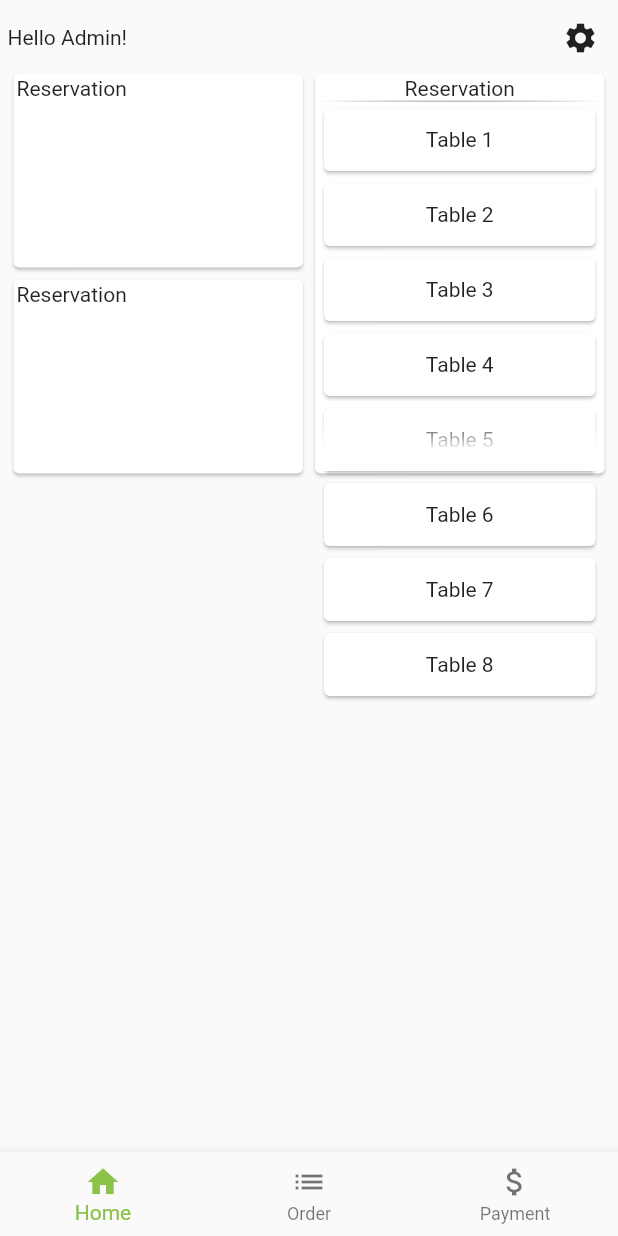
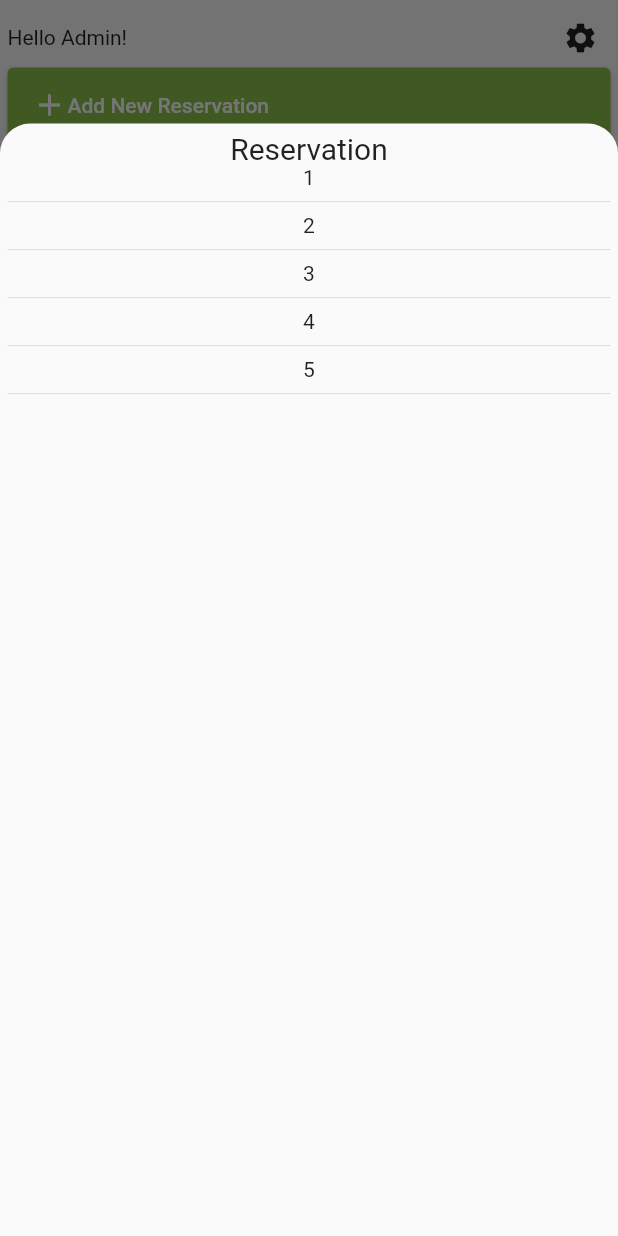
Before and after one commit to dominus10/pos_ter, a Flutter app: the MainScreenUser screen opened by its route, after a tap on "Reservation", on a phone screen of 412 x 824 dp. Run offline on Flutter 3.47's test engine with Material 2 defaults, Android fonts, the light colour scheme and no system bars; our stand-ins replace shelf; missing offline and left inert: dart_jsonwebtoken, shelf_router.

Commit message:
add temporary data

```diff
--- a/lib/main.dart
+++ b/lib/main.dart
@@ -1,9 +1,12 @@
 import 'package:flutter/material.dart';
+import 'package:flutter/services.dart';
 import 'package:pos_ter/routes/nav_routes.dart';
 
 void main() async {
   WidgetsFlutterBinding.ensureInitialized();
-  // var box = await Hive.openBox('test');
+  // var box =
+  SystemChrome.setEnabledSystemUIMode(SystemUiMode.manual,
+      overlays: [SystemUiOverlay.bottom]);
   runApp(const MyApp());
 }
 
--- a/lib/view/main_screen.dart
+++ b/lib/view/main_screen.dart
@@ -43,6 +43,10 @@ class _MainScreenUserState extends State<MainScreenUser> {
           ),
         ),
       ),
+      floatingActionButton: FloatingActionButton(
+        onPressed: () {},
+        child: Icon(Icons.add),
+      ),
       bottomNavigationBar: BottomNavigationBar(
         currentIndex: _selectedIndex,
         onTap: _handleSelectedIndex,
--- a/lib/view/main_screen_0.dart
+++ b/lib/view/main_screen_0.dart
@@ -1,4 +1,8 @@
+import 'dart:math';
+
 import 'package:flutter/material.dart';
+import 'package:pos_ter/view/outstanding_popup.dart';
+import 'package:pos_ter/view/reservation_popup.dart';
 
 class MainScreen0 extends StatelessWidget {
   final EdgeInsets smallPadding = const EdgeInsets.all(2);
@@ -27,54 +31,45 @@ class MainScreen0 extends StatelessWidget {
             ),
           ],
         ),
-        Row(
-          children: [
-            Column(
-              children: [
         SizedBox(
-                  width: MediaQuery.of(context).size.width / 2 - 5,
-                  height: MediaQuery.of(context).size.width / 3,
-                  child: MaterialButton(
-                    padding: const EdgeInsets.all(0),
+          height: 50,
+          child: ElevatedButton(
             onPressed: () {},
-                    child: Card(
-                      child: SizedBox(
-                        width: double.infinity,
-                        height: double.infinity,
-                        child: Padding(
-                          padding: smallPadding,
-                          child: const Text('Reservation'),
+            child: Row(
+              children: const [
+                Icon(
+                  Icons.add,
+                  color: Colors.white,
+                ),
+                Text(
+                  'Add New Reservation',
+                  style: TextStyle(color: Colors.white),
+                ),
+              ],
             ),
           ),
         ),
-                  ),
-                ),
-                SizedBox(
-                  width: MediaQuery.of(context).size.width / 2 - 5,
-                  height: MediaQuery.of(context).size.width / 3,
-                  child: MaterialButton(
-                    padding: const EdgeInsets.all(0),
-                    onPressed: () {},
-                    child: Card(
-                      child: SizedBox(
-                        width: double.infinity,
-                        height: double.infinity,
-                        child: Padding(
-                          padding: smallPadding,
-                          child: const Text('Reservation'),
-                        ),
-                      ),
-                    ),
-                  ),
-                ),
-              ],
-            ),
+        Row(
+          children: [
             SizedBox(
               width: MediaQuery.of(context).size.width / 2 - 5,
               height: MediaQuery.of(context).size.width / 3 * 2,
               child: MaterialButton(
                 padding: const EdgeInsets.all(0),
-                onPressed: () {},
+                onPressed: () {
+                  showModalBottomSheet(
+                      shape: const RoundedRectangleBorder(
+                        borderRadius: BorderRadius.only(
+                          topLeft: Radius.circular(20),
+                          topRight: Radius.circular(20),
+                        ),
+                      ),
+                      context: context,
+                      builder: (BuildContext context) {
+                        return ReservationPopup(context: context);
+                      },
+                      isScrollControlled: true);
+                },
                 child: Card(
                   child: SizedBox(
                     width: double.infinity,
@@ -83,60 +78,129 @@ class MainScreen0 extends StatelessWidget {
                       padding: smallPadding,
                       child: Column(
                         children: [
-                          const Text('Reservation'),
-                          Container(
-                            height: 1.0,
-                            width: double.infinity,
-                            decoration: const BoxDecoration(
-                              gradient: LinearGradient(
-                                begin: Alignment.centerLeft,
-                                end: Alignment.centerRight,
-                                colors: [
-                                  Colors.white,
-                                  Colors.transparent,
-                                ],
+                          const Padding(
+                            padding: EdgeInsets.all(5),
+                            child: Text(
+                              'Reservation',
+                              style: TextStyle(fontSize: 18),
                             ),
                           ),
-                          ),
-                          Flexible(
+                          Expanded(
                             child: ShaderMask(
                               shaderCallback: (Rect rect) {
-                                  return const LinearGradient(
+                                return LinearGradient(
                                     begin: Alignment.topCenter,
                                     end: Alignment.bottomCenter,
-                                      stops: [
+                                    stops: const [
                                       0.85,
                                       0.95
                                     ],
                                     colors: [
                                       Colors.transparent,
-                                        Colors.white
+                                      Colors.pink.shade100
                                     ]).createShader(rect);
                               },
                               blendMode: BlendMode.dstOut,
-                                child: Flexible(
-                                  child: Wrap(
-                                    children: [
-                                      Column(
+                              child: SingleChildScrollView(
+                                physics: const NeverScrollableScrollPhysics(),
+                                child: Column(
                                   children: [
                                     for (var i in List.generate(
                                         8, (index) => index + 1))
                                       SizedBox(
                                         width: double.infinity,
-                                              height: 50,
+                                        height: 35,
                                         child: Card(
                                           child: Center(
                                             child: Text(
-                                                    'Table $i',
+                                              '+6281${Random().nextInt(1000000000)}',
                                             ),
                                           ),
                                         ),
                                       ),
                                   ],
                                 ),
+                              ),
+                            ),
+                          ),
                         ],
                       ),
-                                )),
+                    ),
+                  ),
+                ),
+              ),
+            ),
+            SizedBox(
+              width: MediaQuery.of(context).size.width / 2 - 5,
+              height: MediaQuery.of(context).size.width / 3 * 2,
+              child: MaterialButton(
+                padding: const EdgeInsets.all(0),
+                onPressed: () {
+                  showModalBottomSheet(
+                      shape: const RoundedRectangleBorder(
+                        borderRadius: BorderRadius.only(
+                          topLeft: Radius.circular(20),
+                          topRight: Radius.circular(20),
+                        ),
+                      ),
+                      context: context,
+                      builder: (BuildContext context) {
+                        return OutstandingPopup(context: context);
+                      },
+                      isScrollControlled: true);
+                },
+                child: Card(
+                  child: SizedBox(
+                    width: double.infinity,
+                    height: double.infinity,
+                    child: Padding(
+                      padding: smallPadding,
+                      child: Column(
+                        children: [
+                          const Padding(
+                            padding: EdgeInsets.all(5),
+                            child: Text(
+                              'Undelivered Order',
+                              style: TextStyle(fontSize: 18),
+                            ),
+                          ),
+                          Expanded(
+                            child: ShaderMask(
+                              shaderCallback: (Rect rect) {
+                                return LinearGradient(
+                                    begin: Alignment.topCenter,
+                                    end: Alignment.bottomCenter,
+                                    stops: const [
+                                      0.85,
+                                      0.95
+                                    ],
+                                    colors: [
+                                      Colors.transparent,
+                                      Colors.pink.shade100
+                                    ]).createShader(rect);
+                              },
+                              blendMode: BlendMode.dstOut,
+                              child: SingleChildScrollView(
+                                physics: const NeverScrollableScrollPhysics(),
+                                child: Column(
+                                  children: [
+                                    for (var i in List.generate(
+                                        8, (index) => index + 1))
+                                      SizedBox(
+                                        width: double.infinity,
+                                        height: 35,
+                                        child: Card(
+                                          child: Center(
+                                            child: Text(
+                                              'Table $i - ${Random().nextInt(10)} orders',
+                                            ),
+                                          ),
+                                        ),
+                                      ),
+                                  ],
+                                ),
+                              ),
+                            ),
                           ),
                         ],
                       ),
@@ -146,7 +210,41 @@ class MainScreen0 extends StatelessWidget {
               ),
             ),
           ],
-        )
+        ),
+        SizedBox(
+          width: MediaQuery.of(context).size.width - 5,
+          height: MediaQuery.of(context).size.width / 3 * 1.65,
+          child: MaterialButton(
+            padding: const EdgeInsets.all(0),
+            onPressed: () {
+              showModalBottomSheet(
+                  shape: const RoundedRectangleBorder(
+                    borderRadius: BorderRadius.only(
+                      topLeft: Radius.circular(20),
+                      topRight: Radius.circular(20),
+                    ),
+                  ),
+                  context: context,
+                  builder: (BuildContext context) {
+                    return ReservationPopup(context: context);
+                  },
+                  isScrollControlled: true);
+            },
+            child: Card(
+              child: SizedBox(
+                width: double.infinity,
+                height: double.infinity,
+                child: Padding(
+                  padding: smallPadding,
+                  child: const Text(
+                    'Table Available',
+                    style: TextStyle(fontSize: 18),
+                  ),
+                ),
+              ),
+            ),
+          ),
+        ),
       ],
     );
   }
--- /dev/null
+++ b/lib/view/outstanding_popup.dart
@@ -0,0 +1,33 @@
+import 'package:flutter/material.dart';
+
+class OutstandingPopup extends StatefulWidget {
+  final BuildContext context;
+  const OutstandingPopup({Key? key, required this.context}) : super(key: key);
+
+  @override
+  State<OutstandingPopup> createState() => _OutstandingPopupState();
+}
+
+class _OutstandingPopupState extends State<OutstandingPopup> {
+  @override
+  Widget build(context) {
+    return Container(
+      height: MediaQuery.of(context).size.height * 0.9,
+      child: Padding(
+        padding: const EdgeInsets.all(5),
+        child: Column(
+          children: [
+            const Text(
+              'Undelivered Order',
+              style: TextStyle(fontSize: 20),
+            ),
+            for (var i in List.generate(5, (index) => index + 1))
+              Column(
+                children: [Text(i.toString()), Divider()],
+              )
+          ],
+        ),
+      ),
+    );
+  }
+}
--- /dev/null
+++ b/lib/view/reservation_popup.dart
@@ -0,0 +1,33 @@
+import 'package:flutter/material.dart';
+
+class ReservationPopup extends StatefulWidget {
+  final BuildContext context;
+  const ReservationPopup({Key? key, required this.context}) : super(key: key);
+
+  @override
+  State<ReservationPopup> createState() => _ReservationPopupState();
+}
+
+class _ReservationPopupState extends State<ReservationPopup> {
+  @override
+  Widget build(context) {
+    return Container(
+      height: MediaQuery.of(context).size.height * 0.9,
+      child: Padding(
+        padding: const EdgeInsets.all(5),
+        child: Column(
+          children: [
+            const Text(
+              'Reservation',
+              style: TextStyle(fontSize: 20),
+            ),
+            for (var i in List.generate(5, (index) => index + 1))
+              Column(
+                children: [Text(i.toString()), Divider()],
+              )
+          ],
+        ),
+      ),
+    );
+  }
+}
```
Also changed, not shown: 2 other files. Lines whose indentation alone changed are shown as unchanged.
